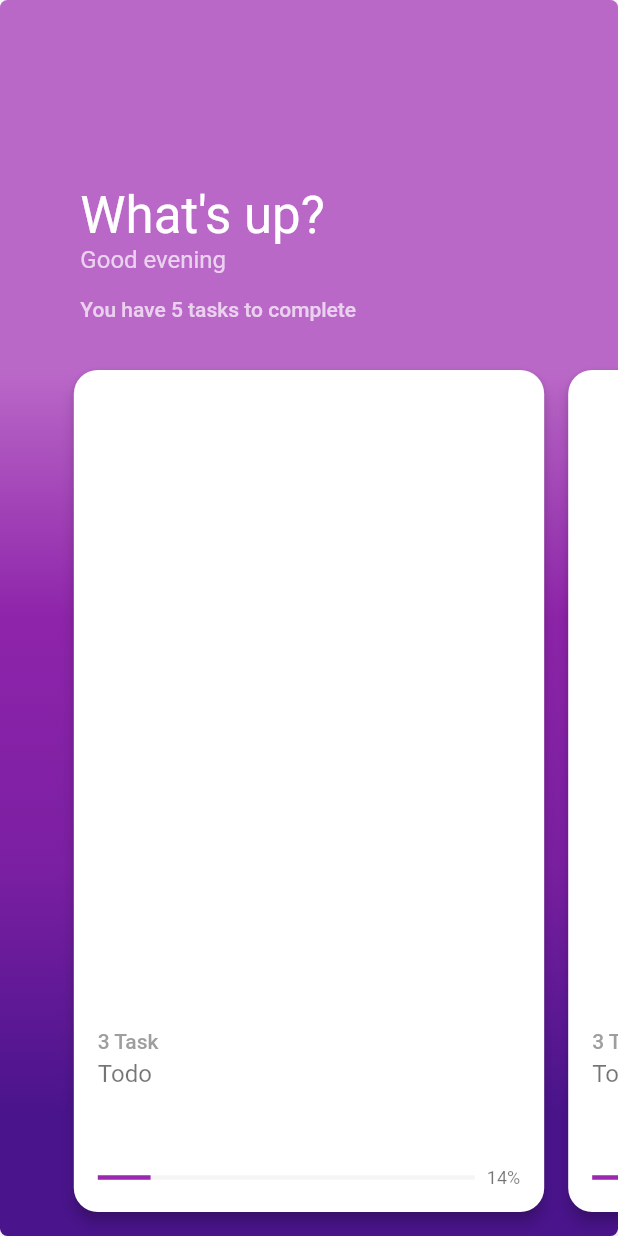
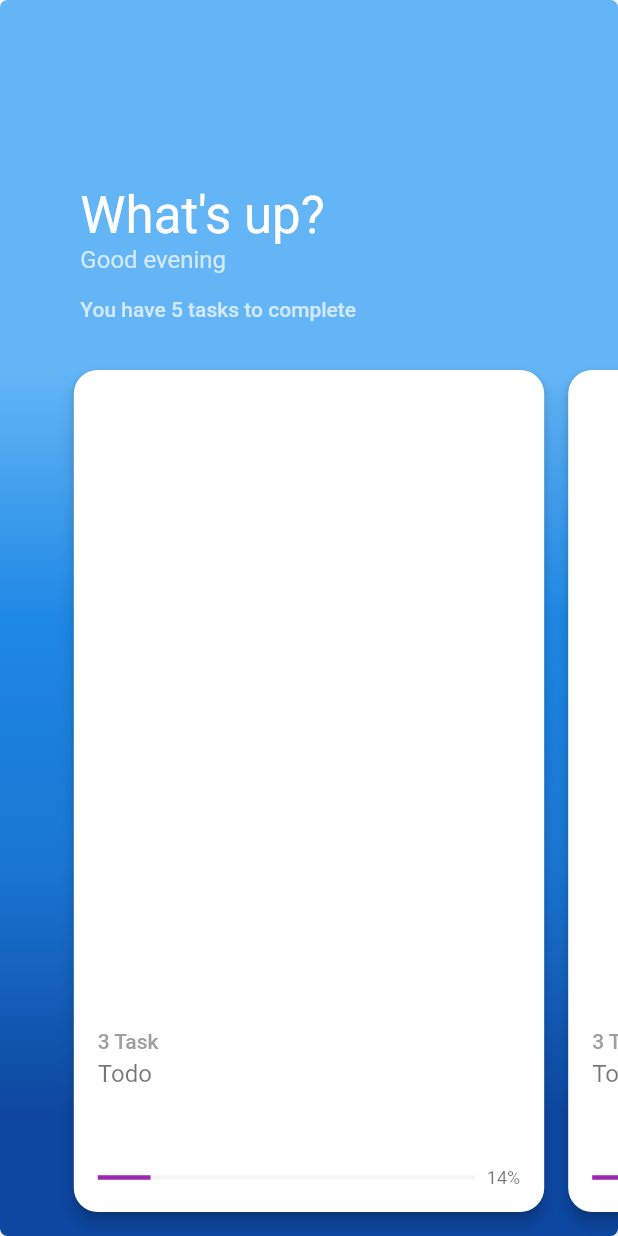
Before and after one commit to zikwall/bormental, a Flutter app: the screen it shows after launch, on a phone screen of 412 x 824 dp. Run offline on Flutter 3.47's test engine with Material 2 defaults, Android fonts, the light colour scheme and no system bars; our stand-ins replace animated_text_kit, flutter_staggered_animations, video_player.

Commit message:
continue work

```diff
--- a/lib/screens/home/screen.dart
+++ b/lib/screens/home/screen.dart
@@ -80,7 +80,7 @@ class _HomeScreenState extends State<HomeScreen> with SingleTickerProviderStateM
                   begin: Alignment.topCenter,
                   end: Alignment.bottomCenter,
                   stops: const [0.3, 0.5, 0.7, 0.9],
-                  colors: getColorList(Colors.purple),
+                  colors: getColorList(Colors.blue),
                 )
             ),
             child: OrientationBuilder(
```
Also changed, not shown: lib/screens/welcome/animated.dart (+10 -4 lines).
